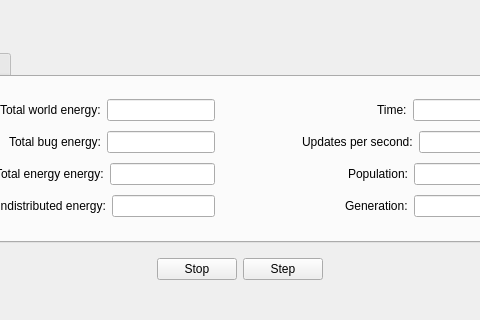
Above: main_window.ui from sje397/QtBugs before the change; both pictures show x 100 to 580 and y 280 to 600 of the 686 by 600 pixel window. Below: the same form after it.
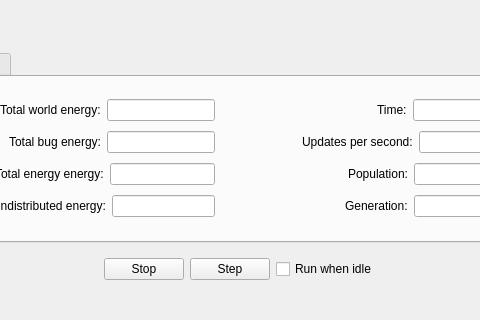
That is the form after the change. The open tabs and pages were chosen to show the change. Custom widgets are drawn as their Qt base class.

What changed in the file:
```diff
--- a/main_window.ui
+++ b/main_window.ui
@@ -689,6 +689,13 @@
            </property>
           </widget>
          </item>
+         <item>
+          <widget class="QCheckBox" name="idleChk">
+           <property name="text">
+            <string>Run when idle</string>
+           </property>
+          </widget>
+         </item>
          <item>
           <spacer>
            <property name="orientation">
```
Left out of the diff: 4 changed lines with no effect on the pictures.
